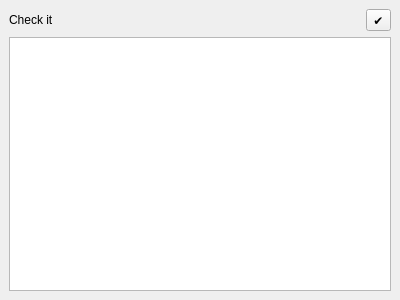
opengisch/QgisModelBaker, file QgisModelBaker/ui/validator.ui: the form before one commit.
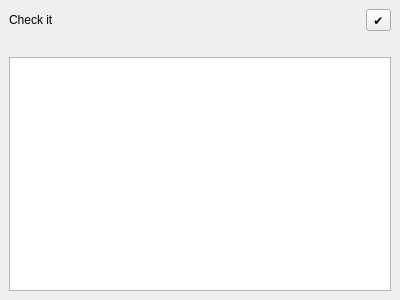
The form after the commit.

```diff
--- a/QgisModelBaker/ui/validator.ui
+++ b/QgisModelBaker/ui/validator.ui
@@ -33,6 +33,16 @@
       </item>
      </layout>
     </item>
+    <item>
+     <widget class="QLabel" name="info_label">
+      <property name="text">
+       <string/>
+      </property>
+      <property name="wordWrap">
+       <bool>true</bool>
+      </property>
+     </widget>
+    </item>
     <item>
      <widget class="QTableView" name="result_table_view"/>
     </item>
```
